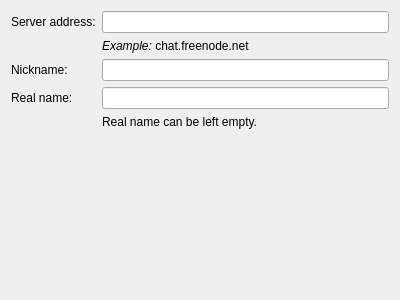
The window that plugins/idle/main-options-widget.ui (KDE/ktp-accounts-kcm) describes before a commit, drawn with Qt 5.
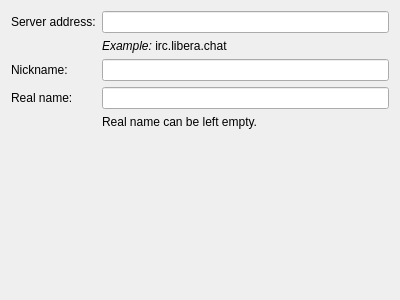
The same window after the commit.

Commit message:
Use Libera Chat server as example
GIT_SILENT

Diff of the .ui file:
```diff
--- a/plugins/idle/main-options-widget.ui
+++ b/plugins/idle/main-options-widget.ui
@@ -33,7 +33,7 @@
    <item row="1" column="1">
     <widget class="QLabel" name="label">
      <property name="text">
-      <string>&lt;i&gt;Example:&lt;/i&gt; chat.freenode.net</string>
+      <string>&lt;i&gt;Example:&lt;/i&gt; irc.libera.chat</string>
      </property>
     </widget>
    </item>
```
